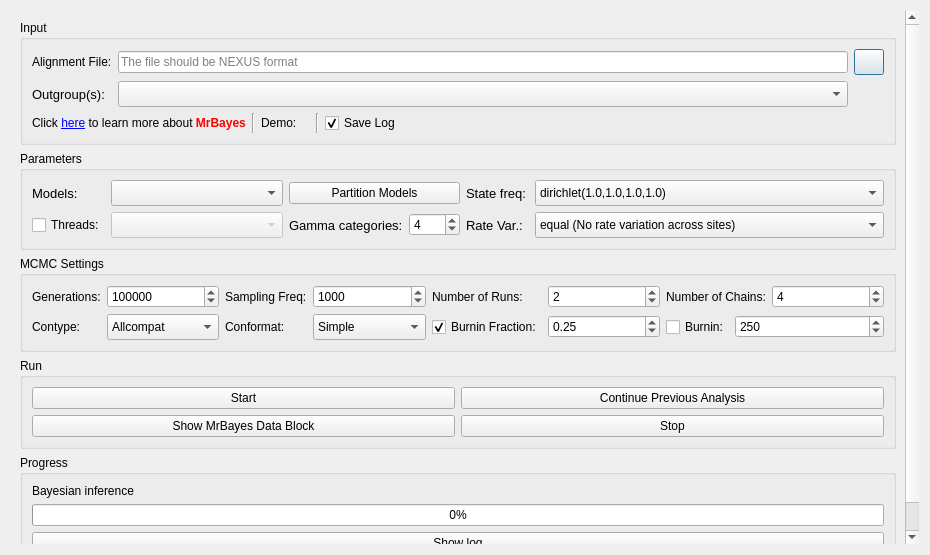
Above: PhyloSuite/uifiles/MrBayes.ui from dongzhang0725/PhyloSuite before the change. Below: the same form after it.
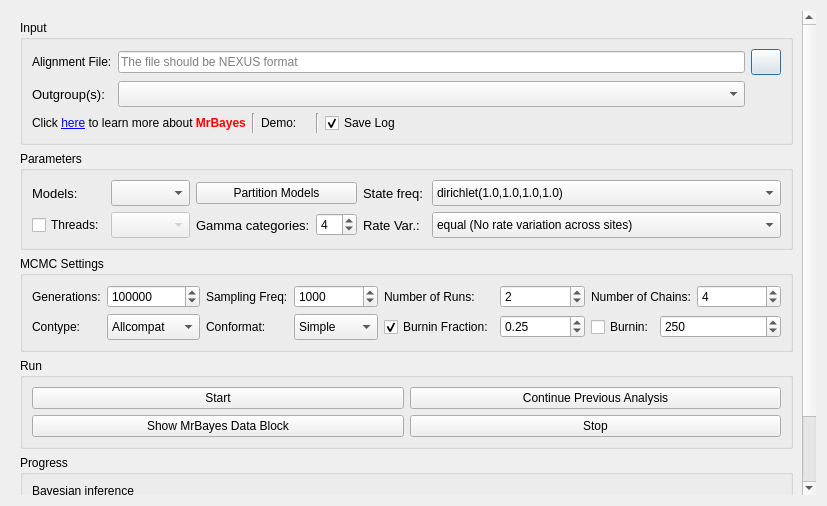
That is the form after the change. Icons and pictures are not drawn. Custom widgets are drawn as their Qt base class.

Diff of the .ui file:
```diff
--- a/PhyloSuite/uifiles/MrBayes.ui
+++ b/PhyloSuite/uifiles/MrBayes.ui
@@ -6,8 +6,8 @@
    <rect>
     <x>0</x>
     <y>0</y>
-    <width>930</width>
-    <height>555</height>
+    <width>827</width>
+    <height>506</height>
    </rect>
   </property>
   <property name="windowTitle">
@@ -27,8 +27,8 @@
        <rect>
         <x>0</x>
         <y>0</y>
-        <width>912</width>
-        <height>537</height>
+        <width>796</width>
+        <height>523</height>
        </rect>
       </property>
       <layout class="QVBoxLayout" name="verticalLayout_2">
```
